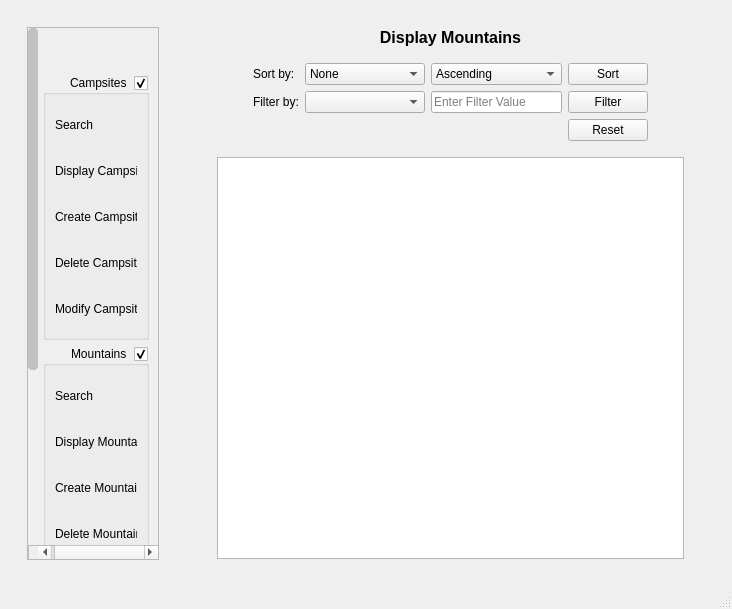
The window that UI_design.ui (AustinN-Tech/Basecamp_Project) describes before a commit, drawn with Qt 5.
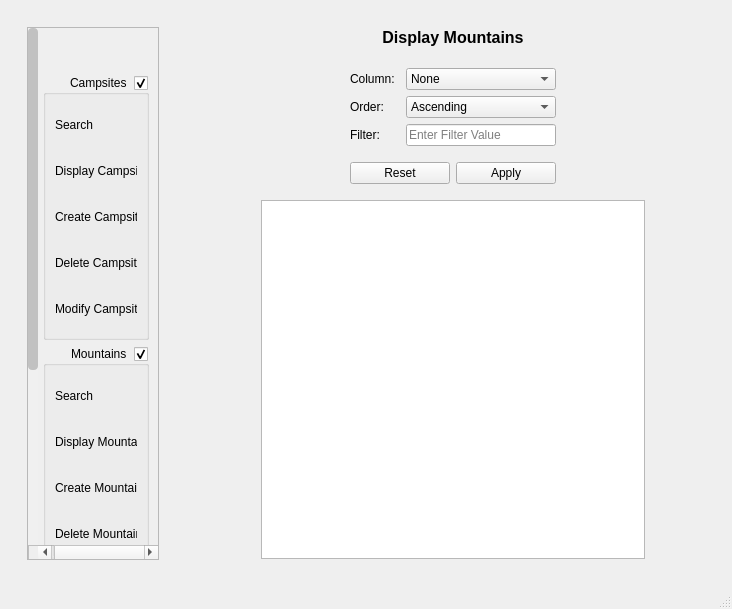
The same window after the commit. The open tabs and pages were chosen to show the change. Icons and pictures are not drawn.

Patch:
```diff
--- a/UI_design.ui
+++ b/UI_design.ui
@@ -3059,255 +3059,147 @@
       </widget>
       <widget class="QWidget" name="mountain_display">
        <layout class="QGridLayout" name="gridLayout_9">
-        <item row="0" column="1">
-         <spacer name="verticalSpacer_13">
-          <property name="orientation">
-           <enum>Qt::Vertical</enum>
-          </property>
-          <property name="sizeType">
-           <enum>QSizePolicy::Preferred</enum>
-          </property>
-          <property name="sizeHint" stdset="0">
-           <size>
-            <width>20</width>
-            <height>10</height>
-           </size>
-          </property>
-         </spacer>
-        </item>
-        <item row="1" column="1" colspan="6">
-         <widget class="QLabel" name="label_29">
+        <item row="5" column="4">
+         <widget class="QLineEdit" name="lineEdit_9">
           <property name="maximumSize">
            <size>
-            <width>16777215</width>
-            <height>50</height>
-           </size>
-          </property>
-          <property name="font">
-           <font>
-            <pointsize>12</pointsize>
-            <bold>true</bold>
-           </font>
-          </property>
-          <property name="text">
-           <string>Display Mountains</string>
-          </property>
-          <property name="alignment">
-           <set>Qt::AlignCenter</set>
-          </property>
-         </widget>
-        </item>
-        <item row="2" column="2">
-         <spacer name="verticalSpacer_12">
-          <property name="orientation">
-           <enum>Qt::Vertical</enum>
-          </property>
-          <property name="sizeType">
-           <enum>QSizePolicy::Preferred</enum>
-          </property>
-          <property name="sizeHint" stdset="0">
-           <size>
-            <width>20</width>
-            <height>10</height>
-           </size>
-          </property>
-         </spacer>
-        </item>
-        <item row="3" column="1">
-         <spacer name="horizontalSpacer_26">
-          <property name="orientation">
-           <enum>Qt::Horizontal</enum>
-          </property>
-          <property name="sizeType">
-           <enum>QSizePolicy::Fixed</enum>
-          </property>
-          <property name="sizeHint" stdset="0">
-           <size>
-            <width>30</width>
-            <height>20</height>
-           </size>
-          </property>
-         </spacer>
-        </item>
-        <item row="3" column="2">
-         <widget class="QLabel" name="label_46">
-          <property name="maximumSize">
-           <size>
-            <width>50</width>
+            <width>150</width>
             <height>16777215</height>
            </size>
           </property>
-          <property name="text">
-           <string>Sort by:</string>
+          <property name="placeholderText">
+           <string>Enter Filter Value</string>
           </property>
          </widget>
         </item>
-        <item row="3" column="3">
-         <widget class="QComboBox" name="comboBox_9">
-          <property name="maximumSize">
-           <size>
-            <width>120</width>
-            <height>16777215</height>
-           </size>
-          </property>
-          <item>
-           <property name="text">
-            <string>None</string>
-           </property>
-          </item>
-          <item>
-           <property name="text">
-            <string>State</string>
-           </property>
-          </item>
-          <item>
-           <property name="text">
-            <string>Rating</string>
-           </property>
-          </item>
-          <item>
-           <property name="text">
-            <string>Elevation</string>
-           </property>
-          </item>
-          <item>
-           <property name="text">
-            <string>Feet Ascended</string>
-           </property>
-          </item>
-          <item>
-           <property name="text">
-            <string>Completion Time</string>
-           </property>
-          </item>
-          <item>
-           <property name="text">
-            <string>Date</string>
-           </property>
-          </item>
-         </widget>
-        </item>
-        <item row="3" column="4">
-         <widget class="QComboBox" name="comboBox_10">
-          <property name="maximumSize">
-           <size>
-            <width>175</width>
-            <height>16777215</height>
-           </size>
-          </property>
-          <item>
-           <property name="text">
-            <string>Ascending</string>
-           </property>
-          </item>
-          <item>
-           <property name="text">
-            <string>Descending</string>
-           </property>
-          </item>
-         </widget>
-        </item>
-        <item row="3" column="5">
-         <widget class="QPushButton" name="pushButton_25">
-          <property name="text">
-           <string>Sort</string>
-          </property>
-         </widget>
-        </item>
-        <item row="3" column="6">
+        <item row="10" column="0">
          <spacer name="horizontalSpacer_27">
           <property name="orientation">
            <enum>Qt::Horizontal</enum>
           </property>
           <property name="sizeType">
-           <enum>QSizePolicy::Fixed</enum>
+           <enum>QSizePolicy::Preferred</enum>
           </property>
           <property name="sizeHint" stdset="0">
            <size>
-            <width>30</width>
+            <width>69</width>
             <height>20</height>
            </size>
           </property>
          </spacer>
         </item>
-        <item row="4" column="2">
+        <item row="4" column="4">
+         <widget class="QComboBox" name="comboBox_7">
+          <property name="maximumSize">
+           <size>
+            <width>150</width>
+            <height>16777215</height>
+           </size>
+          </property>
+          <item>
+           <property name="text">
+            <string>Ascending</string>
+           </property>
+          </item>
+          <item>
+           <property name="text">
+            <string>Descending</string>
+           </property>
+          </item>
+         </widget>
+        </item>
+        <item row="3" column="4">
+         <widget class="QComboBox" name="comboBox_6">
+          <property name="maximumSize">
+           <size>
+            <width>150</width>
+            <height>16777215</height>
+           </size>
+          </property>
+          <item>
+           <property name="text">
+            <string>None</string>
+           </property>
+          </item>
+          <item>
+           <property name="text">
+            <string>State</string>
+           </property>
+          </item>
+          <item>
+           <property name="text">
+            <string>Rating</string>
+           </property>
+          </item>
+         </widget>
+        </item>
+        <item row="3" column="5">
+         <spacer name="horizontalSpacer_26">
+          <property name="orientation">
+           <enum>Qt::Horizontal</enum>
+          </property>
+          <property name="sizeType">
+           <enum>QSizePolicy::Preferred</enum>
+          </property>
+          <property name="sizeHint" stdset="0">
+           <size>
+            <width>69</width>
+            <height>20</height>
+           </size>
+          </property>
+         </spacer>
+        </item>
+        <item row="10" column="6">
+         <spacer name="horizontalSpacer_28">
+          <property name="orientation">
+           <enum>Qt::Horizontal</enum>
+          </property>
+          <property name="sizeType">
+           <enum>QSizePolicy::Preferred</enum>
+          </property>
+          <property name="sizeHint" stdset="0">
+           <size>
+            <width>69</width>
+            <height>20</height>
+           </size>
+          </property>
+         </spacer>
+        </item>
+        <item row="3" column="3">
          <widget class="QLabel" name="label_45">
+          <property name="maximumSize">
+           <size>
+            <width>50</width>
+            <height>16777215</height>
+           </size>
+          </property>
           <property name="text">
-           <string>Filter by:</string>
+           <string>Column:</string>
           </property>
          </widget>
         </item>
         <item row="4" column="3">
-         <widget class="QComboBox" name="comboBox_8">
-          <property name="maximumSize">
-           <size>
-            <width>120</width>
-            <height>16777215</height>
-           </size>
-          </property>
-         </widget>
-        </item>
-        <item row="4" column="4">
-         <widget class="QLineEdit" name="lineEdit_9">
-          <property name="maximumSize">
-           <size>
-            <width>175</width>
-            <height>16777215</height>
-           </size>
-          </property>
-          <property name="placeholderText">
-           <string>Enter Filter Value</string>
-          </property>
-         </widget>
-        </item>
-        <item row="4" column="5">
-         <widget class="QPushButton" name="pushButton_24">
+         <widget class="QLabel" name="label_75">
           <property name="text">
-           <string>Filter</string>
+           <string>Order:</string>
           </property>
          </widget>
         </item>
-        <item row="5" column="5">
-         <widget class="QPushButton" name="pushButton_23">
+        <item row="5" column="3">
+         <widget class="QLabel" name="label_46">
           <property name="text">
-           <string>Reset</string>
+           <string>Filter:</string>
           </property>
          </widget>
         </item>
-        <item row="6" column="2">
-         <spacer name="verticalSpacer_15">
-          <property name="orientation">
-           <enum>Qt::Vertical</enum>
-          </property>
-          <property name="sizeType">
-           <enum>QSizePolicy::Preferred</enum>
-          </property>
-          <property name="sizeHint" stdset="0">
-           <size>
-            <width>20</width>
-            <height>10</height>
-           </size>
-          </property>
-         </spacer>
-        </item>
-        <item row="7" column="0">
-         <spacer name="horizontalSpacer_29">
-          <property name="orientation">
-           <enum>Qt::Horizontal</enum>
-          </property>
-          <property name="sizeType">
-           <enum>QSizePolicy::Preferred</enum>
-          </property>
-          <property name="sizeHint" stdset="0">
-           <size>
-            <width>25</width>
-            <height>20</height>
-           </size>
-          </property>
-         </spacer>
-        </item>
-        <item row="7" column="1" colspan="6">
+        <item row="10" column="2" colspan="4">
          <widget class="QTableWidget" name="tableWidget_4">
+          <property name="maximumSize">
+           <size>
+            <width>16777215</width>
+            <height>16777215</height>
+           </size>
+          </property>
           <property name="frameShape">
            <enum>QFrame::StyledPanel</enum>
           </property>
@@ -3316,8 +3208,8 @@
           </property>
          </widget>
         </item>
-        <item row="7" column="7">
-         <spacer name="horizontalSpacer_28">
+        <item row="3" column="2">
+         <spacer name="horizontalSpacer_29">
           <property name="orientation">
            <enum>Qt::Horizontal</enum>
           </property>
@@ -3332,7 +3224,107 @@
           </property>
          </spacer>
         </item>
-        <item row="8" column="1">
+        <item row="1" column="2" colspan="4">
+         <widget class="QLabel" name="label_29">
+          <property name="maximumSize">
+           <size>
+            <width>16777215</width>
+            <height>50</height>
+           </size>
+          </property>
+          <property name="font">
+           <font>
+            <pointsize>12</pointsize>
+            <bold>true</bold>
+           </font>
+          </property>
+          <property name="text">
+           <string>Display Mountains</string>
+          </property>
+          <property name="alignment">
+           <set>Qt::AlignCenter</set>
+          </property>
+         </widget>
+        </item>
+        <item row="8" column="3" colspan="2">
+         <layout class="QHBoxLayout" name="horizontalLayout_33">
+          <item>
+           <widget class="QPushButton" name="pushButton_23">
+            <property name="maximumSize">
+             <size>
+              <width>125</width>
+              <height>16777215</height>
+             </size>
+            </property>
+            <property name="text">
+             <string>Reset</string>
+            </property>
+           </widget>
+          </item>
+          <item>
+           <widget class="QPushButton" name="pushButton_24">
+            <property name="maximumSize">
+             <size>
+              <width>125</width>
+              <height>16777215</height>
+             </size>
+            </property>
+            <property name="text">
+             <string>Apply</string>
+            </property>
+           </widget>
+          </item>
+         </layout>
+        </item>
+        <item row="6" column="3">
+         <spacer name="verticalSpacer_28">
+          <property name="orientation">
+           <enum>Qt::Vertical</enum>
+          </property>
+          <property name="sizeType">
+           <enum>QSizePolicy::Preferred</enum>
+          </property>
+          <property name="sizeHint" stdset="0">
+           <size>
+            <width>20</width>
+            <height>10</height>
+           </size>
+          </property>
+         </spacer>
+        </item>
+        <item row="9" column="3">
+         <spacer name="verticalSpacer_13">
+          <property name="orientation">
+           <enum>Qt::Vertical</enum>
+          </property>
+          <property name="sizeType">
+           <enum>QSizePolicy::Preferred</enum>
+          </property>
+          <property name="sizeHint" stdset="0">
+           <size>
+            <width>20</width>
+            <height>10</height>
+           </size>
+          </property>
+         </spacer>
+        </item>
+        <item row="2" column="2">
+         <spacer name="verticalSpacer_12">
+          <property name="orientation">
+           <enum>Qt::Vertical</enum>
+          </property>
+          <property name="sizeType">
+           <enum>QSizePolicy::Preferred</enum>
+          </property>
+          <property name="sizeHint" stdset="0">
+           <size>
+            <width>20</width>
+            <height>15</height>
+           </size>
+          </property>
+         </spacer>
+        </item>
+        <item row="0" column="2">
          <spacer name="verticalSpacer_14">
           <property name="orientation">
            <enum>Qt::Vertical</enum>
@@ -3348,6 +3340,22 @@
           </property>
          </spacer>
         </item>
+        <item row="11" column="3">
+         <spacer name="verticalSpacer_15">
+          <property name="orientation">
+           <enum>Qt::Vertical</enum>
+          </property>
+          <property name="sizeType">
+           <enum>QSizePolicy::Preferred</enum>
+          </property>
+          <property name="sizeHint" stdset="0">
+           <size>
+            <width>20</width>
+            <height>10</height>
+           </size>
+          </property>
+         </spacer>
+        </item>
        </layout>
       </widget>
       <widget class="QWidget" name="campsite_stats">
@@ -4386,13 +4394,10 @@
           </property>
          </spacer>
         </item>
-        <item row="4" column="4">
-         <widget class="QComboBox" name="comboBox_7">
-          <property name="maximumSize">
-           <size>
-            <width>100</width>
-            <height>16777215</height>
-           </size>
+        <item row="6" column="2">
+         <widget class="QLabel" name="label_74">
+          <property name="text">
+           <string>Order:</string>
           </property>
          </widget>
         </item>
@@ -4448,28 +4453,8 @@
           </property>
          </spacer>
         </item>
-        <item row="3" column="5">
-         <widget class="QComboBox" name="comboBox_6">
-          <property name="maximumSize">
-           <size>
-            <width>175</width>
-            <height>16777215</height>
-           </size>
-          </property>
-          <item>
-           <property name="text">
-            <string>Ascending</string>
-           </property>
-          </item>
-          <item>
-           <property name="text">
-            <string>Descending</string>
-           </property>
-          </item>
-         </widget>
-        </item>
-        <item row="4" column="6">
-         <widget class="QPushButton" name="pushButton_13">
+        <item row="7" column="2">
+         <widget class="QLabel" name="label_44">
           <property name="text">
            <string>Filter</string>
           </property>
```
Left out of the diff: 232 changed lines with no effect on the pictures.
